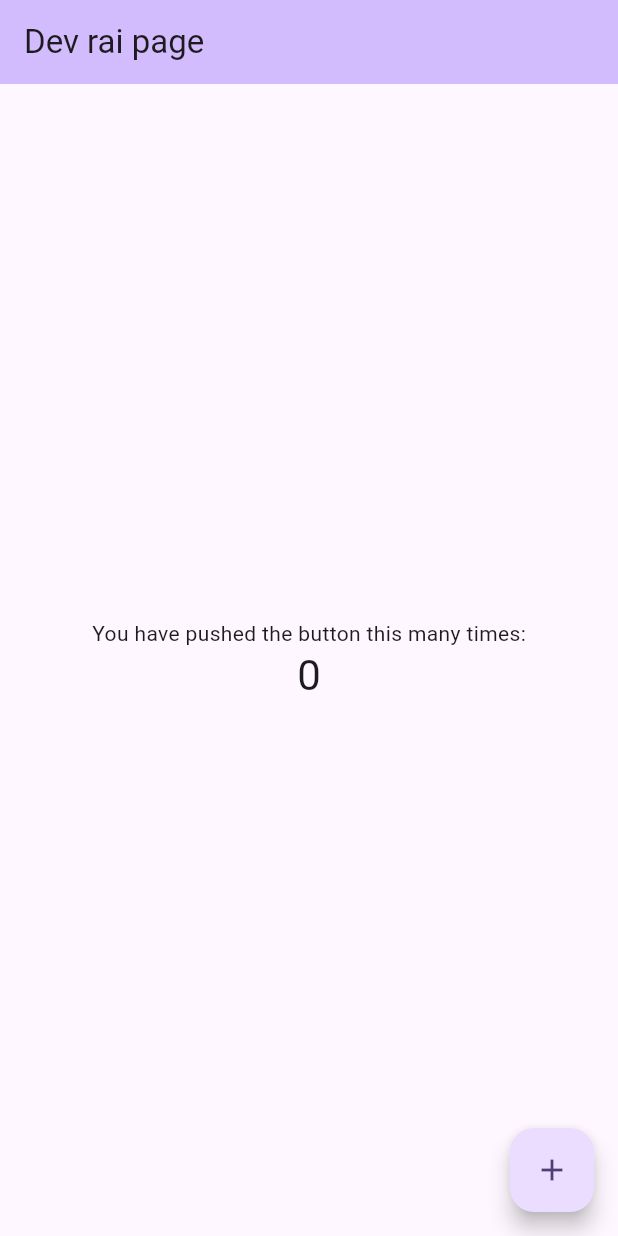
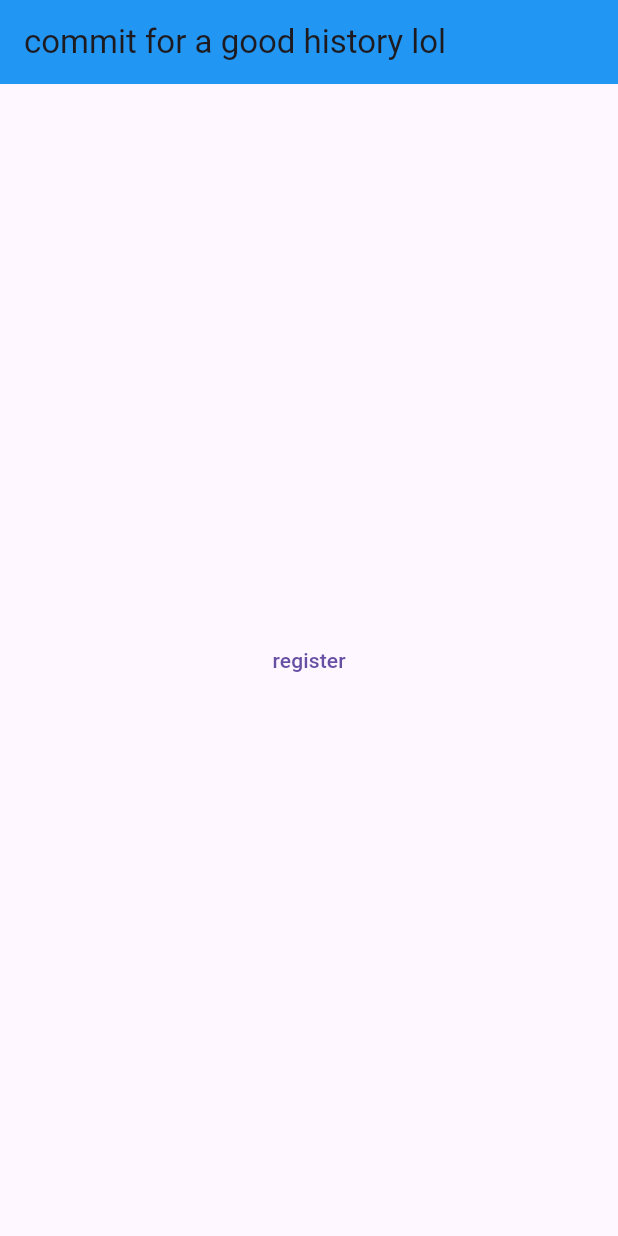
Before and after one commit to devdavinchi/first_flutter_app, a Flutter app: the screen it shows after launch, on a phone screen of 412 x 824 dp. Run offline on Flutter 3.47's test engine with Material 3 defaults, Android fonts, the phone set to English and light mode, and no system bars; our stand-ins replace firebase_core; accounts and stored records are empty.

Commit message:
commit for fillings

```diff
--- a/lib/main.dart
+++ b/lib/main.dart
@@ -1,67 +1,27 @@
 import 'package:flutter/material.dart';
 
 void main() {
-  runApp(MaterialApp(
-    title: 'Flutter Demo',
-    theme: ThemeData(
-
-      colorScheme: ColorScheme.fromSeed(seedColor: Colors.deepPurple),
+  runApp(
+    MaterialApp(
+      title: 'Flutter Demo',
+      theme: ThemeData(primarySwatch: Colors.blue),
+      home: const HomePage(),
     ),
-    home: const MyHomePage(title: 'Dev rai page'),
-  ),
   );
 }
 
-// class MyApp extends StatelessWidget {
-//   const MyApp({super.key});
-
-class MyHomePage extends StatefulWidget {
-  const MyHomePage({super.key, required this.title});
-
-
-
-  final String title;
-
-  @override
-  State<MyHomePage> createState() => _MyHomePageState();
-}
-
-class _MyHomePageState extends State<MyHomePage> {
-  int _counter = 0;
-
-  void _incrementCounter() {
-    setState(() {
-      _counter++;
-    });
-  }
+class HomePage extends StatelessWidget {
+  const HomePage({super.key});
 
   @override
   Widget build(BuildContext context) {
     return Scaffold(
       appBar: AppBar(
-
-        backgroundColor: Theme.of(context).colorScheme.inversePrimary,
-
-        title: Text(widget.title),
+        backgroundColor: Colors.blue,
+        title: const Text("commit for a good history lol"),
       ),
       body: Center(
-
-        child: Column(
-
-          mainAxisAlignment: MainAxisAlignment.center,
-          children: <Widget>[
-            const Text('You have pushed the button this many times:'),
-            Text(
-              '$_counter',
-              style: Theme.of(context).textTheme.headlineMedium,
-            ),
-          ],
-        ),
-      ),
-      floatingActionButton: FloatingActionButton(
-        onPressed: _incrementCounter,
-        tooltip: 'Increment',
-        child: const Icon(Icons.add),
+        child: TextButton(onPressed: () async {}, child: Text("register")),
       ),
     );
   }
```
